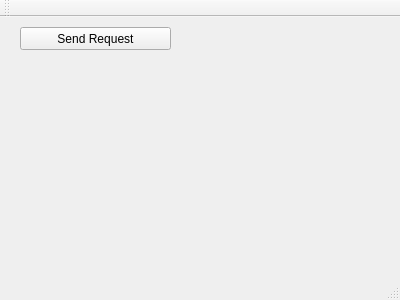
The window that UdpClient/mainwindow.ui (whiteman-kr/u7set) describes before a commit, drawn with Qt 5.
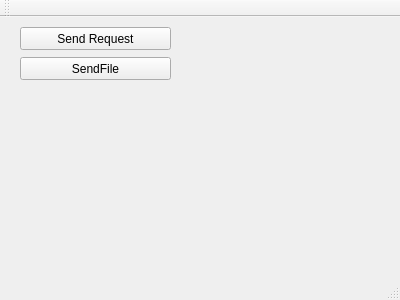
The same window after the commit.

Commit message: Send-receive files development

```diff
--- a/UdpClient/mainwindow.ui
+++ b/UdpClient/mainwindow.ui
@@ -30,6 +30,19 @@
      <bool>false</bool>
     </property>
    </widget>
+   <widget class="QPushButton" name="sendFileButton">
+    <property name="geometry">
+     <rect>
+      <x>20</x>
+      <y>40</y>
+      <width>151</width>
+      <height>23</height>
+     </rect>
+    </property>
+    <property name="text">
+     <string>SendFile</string>
+    </property>
+   </widget>
   </widget>
   <widget class="QMenuBar" name="menuBar">
    <property name="geometry">
```
The commit also changes 21 other files.
